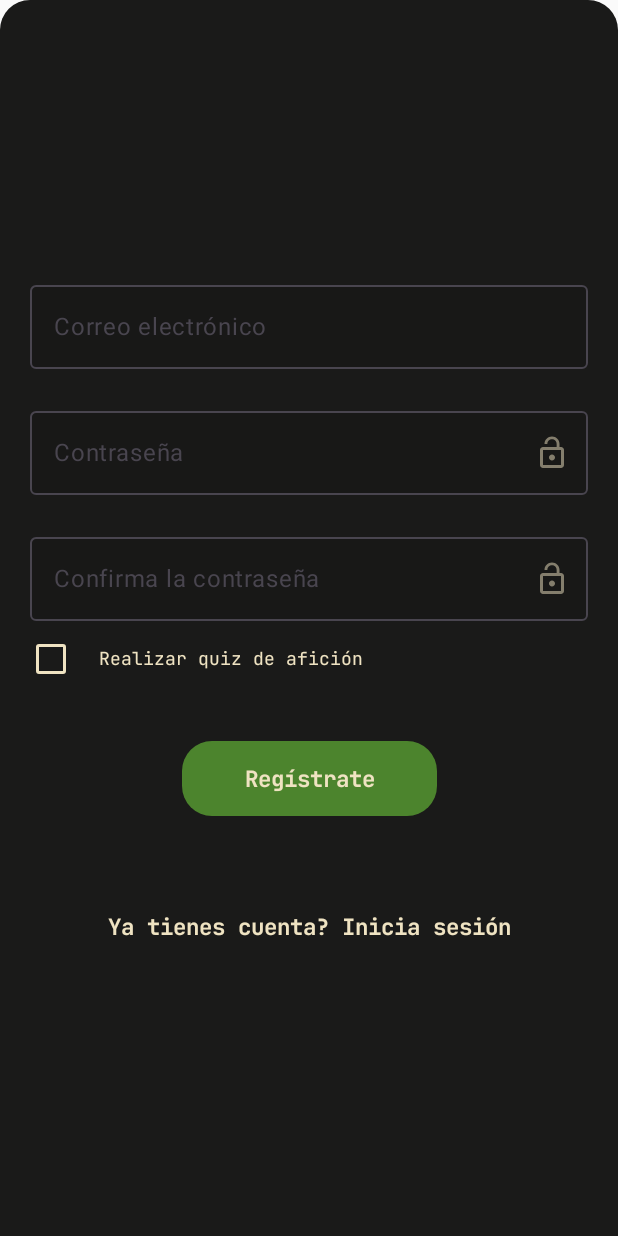
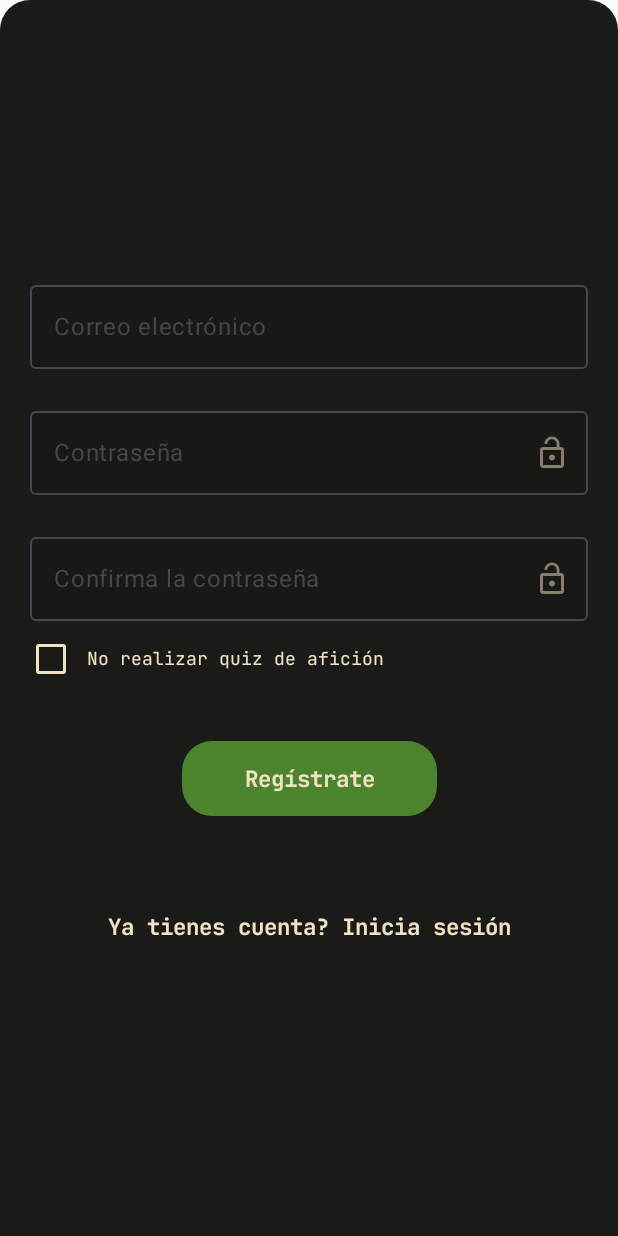
Before and after one commit to sly8057/Mist, an Android app built with Jetpack Compose: the screen it shows after launch (MainActivity), after a tap on "Registrate", on a phone screen of 412 x 824 dp. Run offline under Robolectric (Android 15) with nearby library versions, the phone set to English and light mode, and no system bars; our stand-ins replace Firebase (no records; nobody signed in at launch, a user with empty details on screens opened directly), livedata-compose.

Commit message:
Redireccionamiento hacia el QuizPage.kt desde el SignupPage.kt - C#28

```diff
--- a/app/src/main/java/com/example/mist/pages/ProfilePage.kt
+++ b/app/src/main/java/com/example/mist/pages/ProfilePage.kt
@@ -78,7 +78,7 @@ fun ProfilePage(modifier: Modifier = Modifier, navController: NavHostController,
             navController = navController,
             mostrarBorde = true,
             nivelUsuario = 10,
-            onClick = { navController.navigate("quiz") }) }
+            onClick = { authViewModel.signout() }) }
     ) { innerPadding ->
         ProfileContent(modifier.padding(innerPadding), authViewModel)
     }
--- a/app/src/main/java/com/example/mist/pages/SignupPage.kt
+++ b/app/src/main/java/com/example/mist/pages/SignupPage.kt
@@ -2,8 +2,10 @@ package com.example.mist.pages
 
 import android.widget.Toast
 import androidx.compose.foundation.background
+import androidx.compose.foundation.clickable
 import androidx.compose.foundation.layout.Arrangement
 import androidx.compose.foundation.layout.Column
+import androidx.compose.foundation.layout.IntrinsicSize
 import androidx.compose.foundation.layout.Row
 import androidx.compose.foundation.layout.Spacer
 import androidx.compose.foundation.layout.fillMaxSize
@@ -61,7 +63,11 @@ fun SignupPage(
 
     LaunchedEffect(authState.value) {
         when (authState.value) {
-            is AuthState.Authenticated -> navController.navigate("home")
+            is AuthState.Authenticated -> {
+                if(isChecked)
+                    navController.navigate("quiz")
+                navController.navigate("home")
+            }
             is AuthState.Error -> Toast.makeText(
                 context,
                 (authState.value as AuthState.Error).message, Toast.LENGTH_SHORT
@@ -120,7 +126,8 @@ fun SignupPage(
             modifier = Modifier
                 .height(50.dp)
                 .fillMaxWidth()
-                .padding(horizontal = 10.dp),
+                .padding(horizontal = 10.dp)
+                .clickable { isChecked = !isChecked },
             verticalAlignment = Alignment.CenterVertically
         ) {
             Checkbox(
@@ -134,10 +141,8 @@ fun SignupPage(
                 )
             )
 
-            Spacer(modifier = Modifier.width(8.dp))
-
             Text(
-                text = "Realizar quiz de afición",
+                text = if(isChecked) "Realizar quiz de afición" else "No realizar quiz de afición",
                 style = TextStyle(
                     fontSize = 12.sp,
                     color = MaterialTheme.colorScheme.onBackground,
@@ -151,11 +156,11 @@ fun SignupPage(
         PrimaryButton(
             text = "Regístrate",
             onClick = {
-                if(password == passwordConfirmation){
-                    authViewModel.signup(email,password)
-                }else{
+                if(password == passwordConfirmation)
+                    authViewModel.signup(email, password)
+                else
                     Toast.makeText(context, "La contraseña no coincide", Toast.LENGTH_SHORT).show()
-                } },
+            },
             enabled = authState.value != AuthState.Loading
         )
 
@@ -163,7 +168,8 @@ fun SignupPage(
 
         SecondaryTextButton(
             text = "Ya tienes cuenta? Inicia sesión",
-            onClick = { navController.navigate("login") })
+            onClick = { navController.navigate("login") }
+        )
 
     }
 }
```
